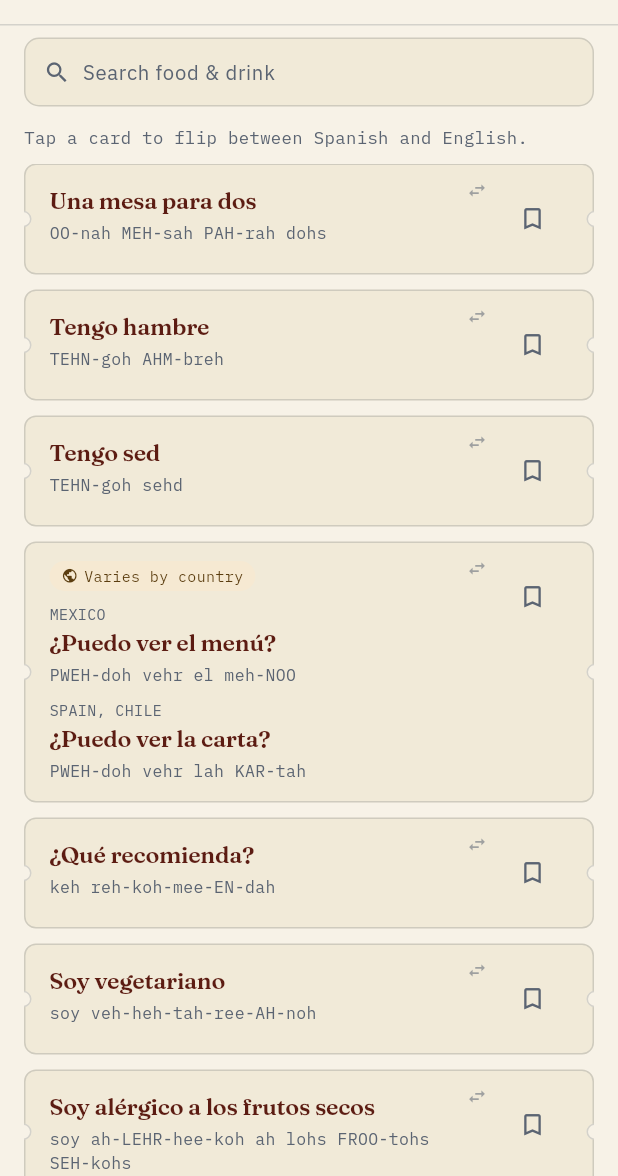
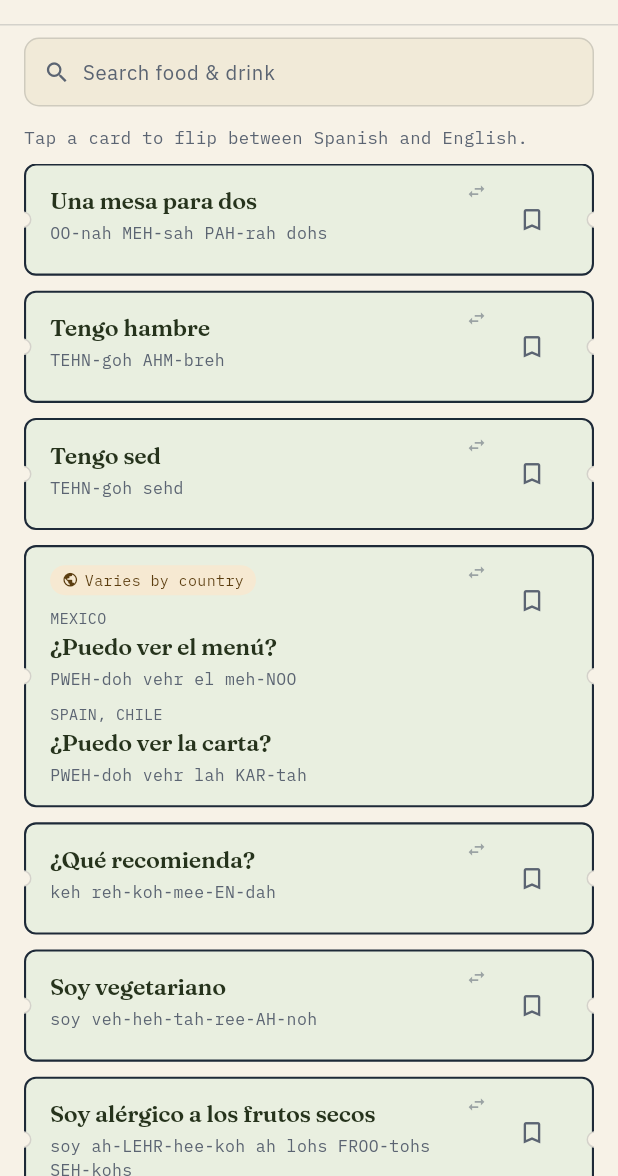
Before and after one commit to colleenkhm/around-the-word, a Flutter app: the HomeScreen screen opened directly, after a tap on "Food & drink", on a phone screen of 412 x 824 dp, the part 60-1236 px from its top. Run offline on Flutter 3.47's test engine with Material 3 defaults, Android fonts, the phone set to English and light mode, and no system bars; our stand-ins replace shared_preferences; accounts and stored records are empty.

Commit message:
minor UI tweaks

```diff
--- a/apps/word_travels/lib/screens/home_screen.dart
+++ b/apps/word_travels/lib/screens/home_screen.dart
@@ -107,13 +107,12 @@ class _HomeScreenState extends State<HomeScreen> {
                 hint: 'Search a word or phrase',
                 onChanged: (v) => setState(() => _query = v),
               ),
-              if (!searching && recent.isNotEmpty)
-                _RecentSection(
-                  phrases: recent,
-                  scrollController: _recentScrollController,
+              const SizedBox(height: 10),
+              Expanded(
+                child: searching
+                    ? _buildResults(place)
+                    : _buildBrowse(recent),
               ),
-              const SizedBox(height: 16),
-              Expanded(child: searching ? _buildResults(place) : _buildGrid()),
             ],
           ),
         ),
@@ -137,35 +136,46 @@ class _HomeScreenState extends State<HomeScreen> {
     );
   }
 
-  Widget _buildGrid() {
-    return GridView.builder(
-      padding: const EdgeInsets.only(top: 4),
-      itemCount: categories.length,
+  Widget _buildBrowse(List<Phrase> recent) {
+    return CustomScrollView(
+      slivers: [
+        if (recent.isNotEmpty)
+          SliverToBoxAdapter(
+            child: _RecentSection(
+              phrases: recent,
+              scrollController: _recentScrollController,
+            ),
+          ),
+        SliverPadding(
+          padding: const EdgeInsets.only(top: 8),
+          sliver: SliverGrid(
             gridDelegate: const SliverGridDelegateWithFixedCrossAxisCount(
               crossAxisCount: 2,
               mainAxisSpacing: 14,
               crossAxisSpacing: 10,
               childAspectRatio: 1.35,
             ),
-      itemBuilder: (context, index) {
-        return _CategoryTile(
+            delegate: SliverChildBuilderDelegate(
+              (context, index) => _CategoryTile(
                 category: categories[index],
                 tiltDegrees: _tileTilts[index % _tileTilts.length],
-        );
-      },
+              ),
+              childCount: categories.length,
+            ),
+          ),
+        ),
+      ],
     );
   }
 }
 
 /// A horizontal strip of the last few phrases the user actually looked at —
 /// the fastest way back to what they needed a minute ago, without re-typing
-/// a search or re-opening a category. Capped at [_maxCardHeight]: a
-/// country-flagged phrase's card can run taller than most (one row per
-/// country), and with no cap at all, an unlucky combination — a short
-/// screen plus a multi-country phrase as the most recent lookup — could
-/// push the strip tall enough to overflow the whole page. Ordinary cards
-/// (no variants) sit well under the cap and are never affected; a card
-/// that does hit it scrolls internally rather than however far it needs.
+/// a search or re-opening a category. Every card shares [_cardHeight]
+/// regardless of how much content it holds, so the strip reads as one row
+/// of even tiles rather than a jagged skyline; a card whose content would
+/// run taller (e.g. a country-flagged phrase, with one row per country)
+/// scrolls internally instead of growing past it.
 class _RecentSection extends StatelessWidget {
   const _RecentSection({required this.phrases, required this.scrollController});
 
@@ -177,7 +187,7 @@ class _RecentSection extends StatelessWidget {
   static const _primaryWidth = 250.0;
   static const _width = 210.0;
   static const _gap = 10.0;
-  static const _maxCardHeight = 190.0;
+  static const _cardHeight = 128.0;
 
   @override
   Widget build(BuildContext context) {
@@ -192,6 +202,7 @@ class _RecentSection extends StatelessWidget {
             controller: scrollController,
             scrollDirection: Axis.horizontal,
             child: Row(
+              crossAxisAlignment: CrossAxisAlignment.start,
               children: [
                 for (var i = 0; i < phrases.length; i++) ...[
                   if (i > 0) const SizedBox(width: _gap),
@@ -204,21 +215,14 @@ class _RecentSection extends StatelessWidget {
                   SizedBox(
                     key: ValueKey(phrases[i].id),
                     width: i == 0 ? _primaryWidth : _width,
-                    // Ordinary cards (no country variants) are already
-                    // bounded to a couple of lines each, so they just hug
-                    // their own short content as before. Only a
-                    // country-flagged phrase — one row of content per
-                    // country, unbounded in count — gets capped, with the
-                    // rest reachable by an internal scroll rather than
-                    // risking the whole page overflowing around it.
-                    child: phrases[i].variesByCountry
-                        ? SizedBox(
-                            height: _maxCardHeight,
+                    height: _cardHeight,
                     child: SingleChildScrollView(
-                              child: PhraseFlipCard(phrase: phrases[i]),
+                      child: PhraseFlipCard(
+                        phrase: phrases[i],
+                        showNotches: false,
+                        centerEnglish: true,
                       ),
-                          )
-                        : PhraseFlipCard(phrase: phrases[i]),
+                    ),
                   ),
                 ],
               ],
--- a/apps/word_travels/lib/widgets/phrase_flip_card.dart
+++ b/apps/word_travels/lib/widgets/phrase_flip_card.dart
@@ -3,6 +3,7 @@ import 'dart:math';
 import 'package:flutter/material.dart';
 import 'package:provider/provider.dart';
 
+import '../data/phrases.dart';
 import '../models/phrase.dart';
 import '../state/location_settings.dart';
 import '../state/recent_phrases.dart';
@@ -14,9 +15,20 @@ import 'ticket_row.dart';
 /// target-language phrase and its English translation; the bookmark button
 /// saves it to the vocab bank independently of the flip state.
 class PhraseFlipCard extends StatefulWidget {
-  const PhraseFlipCard({super.key, required this.phrase});
+  const PhraseFlipCard({
+    super.key,
+    required this.phrase,
+    this.showNotches = true,
+    this.centerEnglish = false,
+  });
 
   final Phrase phrase;
+  final bool showNotches;
+
+  /// The recent strip's cards are narrow and uniform, where a centered
+  /// English translation reads better than the full-width rows elsewhere
+  /// (search results, category lists), which stay left-aligned.
+  final bool centerEnglish;
 
   @override
   State<PhraseFlipCard> createState() => _PhraseFlipCardState();
@@ -55,8 +67,11 @@ class _PhraseFlipCardState extends State<PhraseFlipCard>
 
     final country = context.select<LocationSettings, String?>((r) => r.country);
     final phrase = widget.phrase.forCountry(country);
+    final tint = categoryById(widget.phrase.categoryId).tint;
 
     return TicketRow(
+      tint: tint,
+      showNotches: widget.showNotches,
       child: Row(
         crossAxisAlignment: CrossAxisAlignment.start,
         children: [
@@ -104,7 +119,7 @@ class _PhraseFlipCardState extends State<PhraseFlipCard>
                                 maintainState: true,
                                 maintainAnimation: true,
                                 maintainSize: true,
-                                child: _TargetFace(phrase: phrase),
+                                child: _TargetFace(phrase: phrase, tint: tint),
                               ),
                               Visibility(
                                 key: const Key('phrase_flip_english_face'),
@@ -117,6 +132,7 @@ class _PhraseFlipCardState extends State<PhraseFlipCard>
                                   transform: Matrix4.identity()..rotateY(pi),
                                   child: _EnglishFace(
                                     text: widget.phrase.english,
+                                    center: widget.centerEnglish,
                                   ),
                                 ),
                               ),
@@ -157,9 +173,10 @@ class _PhraseFlipCardState extends State<PhraseFlipCard>
 }
 
 class _TargetFace extends StatelessWidget {
-  const _TargetFace({required this.phrase});
+  const _TargetFace({required this.phrase, required this.tint});
 
   final Phrase phrase;
+  final PTTint tint;
 
   @override
   Widget build(BuildContext context) {
@@ -181,6 +198,7 @@ class _TargetFace extends StatelessWidget {
                   _TargetLines(
                     target: v.target,
                     pronunciation: v.pronunciation,
+                    ink: tint.ink,
                   ),
                 ],
               ],
@@ -188,16 +206,22 @@ class _TargetFace extends StatelessWidget {
           : _TargetLines(
               target: phrase.target,
               pronunciation: phrase.pronunciation,
+              ink: tint.ink,
             ),
     );
   }
 }
 
 class _TargetLines extends StatelessWidget {
-  const _TargetLines({required this.target, required this.pronunciation});
+  const _TargetLines({
+    required this.target,
+    required this.pronunciation,
+    required this.ink,
+  });
 
   final String target;
   final String pronunciation;
+  final Color ink;
 
   @override
   Widget build(BuildContext context) {
@@ -212,7 +236,7 @@ class _TargetLines extends StatelessWidget {
       children: [
         Text(
           target,
-          style: ptHeading(size: 15.5, color: PTColors.postalInk),
+          style: ptHeading(size: 15.5, color: ink),
           maxLines: 2,
           overflow: TextOverflow.ellipsis,
         ),
@@ -260,18 +284,20 @@ class _CountryFlag extends StatelessWidget {
 }
 
 class _EnglishFace extends StatelessWidget {
-  const _EnglishFace({required this.text});
+  const _EnglishFace({required this.text, this.center = false});
 
   final String text;
+  final bool center;
 
   @override
   Widget build(BuildContext context) {
     return Align(
-      alignment: Alignment.centerLeft,
+      alignment: center ? Alignment.center : Alignment.centerLeft,
       child: Padding(
         padding: const EdgeInsets.only(right: 18),
         child: Text(
           text,
+          textAlign: center ? TextAlign.center : TextAlign.left,
           style: ptBody(size: 14, weight: FontWeight.w500),
           maxLines: 2,
           overflow: TextOverflow.ellipsis,
--- a/apps/word_travels/lib/widgets/ticket_row.dart
+++ b/apps/word_travels/lib/widgets/ticket_row.dart
@@ -4,11 +4,19 @@ import '../theme/pocket_talk_theme.dart';
 
 /// The mockup's `.ticket-row`: a card-row panel with two small circular
 /// notches cut into its left/right edges (colored to match the surface
-/// behind it), like a torn ticket stub.
+/// behind it), like a torn ticket stub. Tinted like the home grid's
+/// category tiles (soft tint background, bold ink border) rather than a
+/// plain cream row, so it doesn't read as flat cream-on-cream.
 class TicketRow extends StatelessWidget {
-  const TicketRow({super.key, required this.child});
+  const TicketRow({super.key, required this.tint, required this.child, this.showNotches = true});
 
+  final PTTint tint;
   final Widget child;
+
+  /// The ticket-stub notches read fine in a full-width row, but in the
+  /// narrow "recently looked up" cards they eat into already-tight
+  /// horizontal space and just clutter the card — so callers there opt out.
+  final bool showNotches;
 
   @override
   Widget build(BuildContext context) {
@@ -20,14 +28,16 @@ class TicketRow extends StatelessWidget {
           Container(
             padding: const EdgeInsets.symmetric(horizontal: 16, vertical: 12),
             decoration: BoxDecoration(
-              color: PTColors.cardRow,
+              color: tint.background,
               borderRadius: BorderRadius.circular(8),
-              border: Border.all(color: PTColors.line),
+              border: Border.all(color: PTColors.ink, width: 1.4),
             ),
             child: child,
           ),
-          const Positioned(left: -6, top: 0, bottom: 0, child: Center(child: _Notch())),
-          const Positioned(right: -6, top: 0, bottom: 0, child: Center(child: _Notch())),
+          if (showNotches) ...[
+            const Positioned(left: -6, top: 0, bottom: 0, child: Center(child: _Notch())),
+            const Positioned(right: -6, top: 0, bottom: 0, child: Center(child: _Notch())),
+          ],
         ],
       ),
     );
```
Lines whose indentation alone changed are shown as unchanged.
